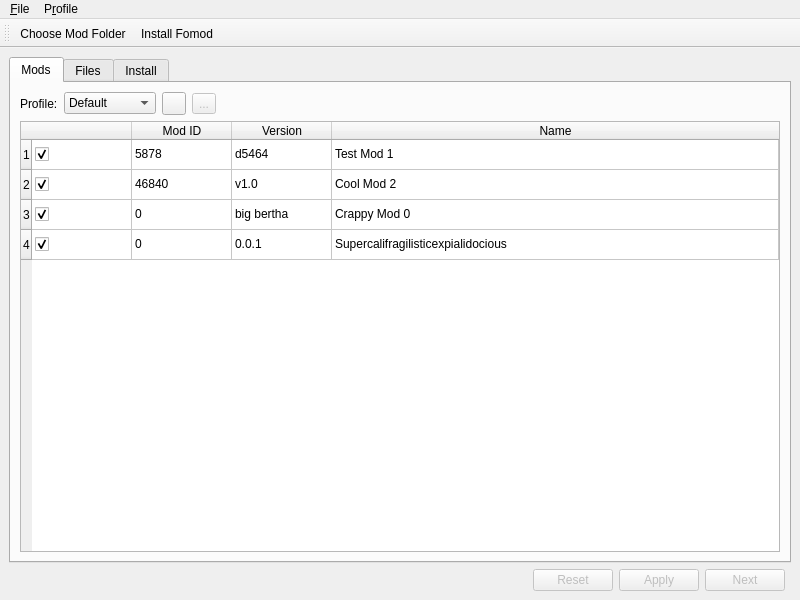
Old version of the form skymodman/qt_interface/qt_manager.ui in the repository Kf4btg/SkyModMan.
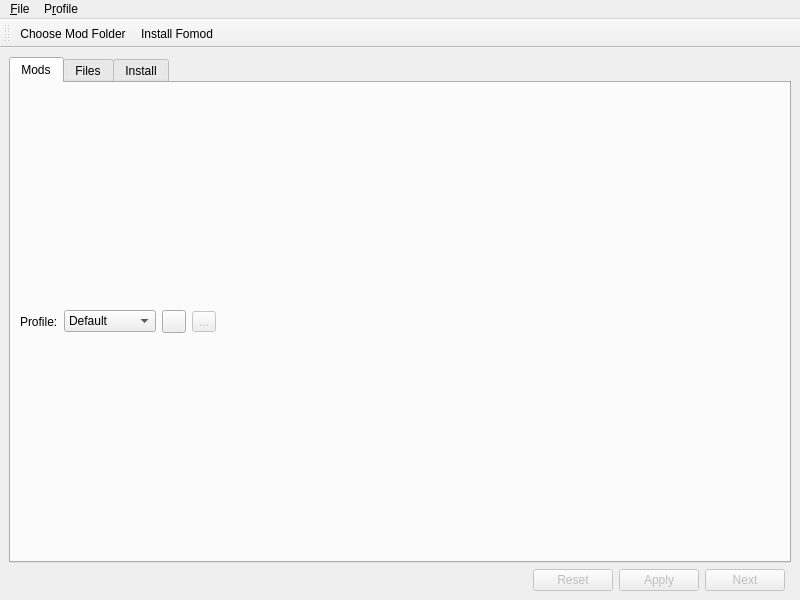
New version of the form. Icons and pictures are not drawn.

The edit to the form file:
```diff
--- a/skymodman/qt_interface/qt_manager.ui
+++ b/skymodman/qt_interface/qt_manager.ui
@@ -48,19 +48,6 @@
           </property>
          </widget>
         </item>
-        <item row="0" column="0" alignment="Qt::AlignLeft">
-         <widget class="QLabel" name="profile_label">
-          <property name="text">
-           <string>Profile:</string>
-          </property>
-          <property name="textInteractionFlags">
-           <set>Qt::NoTextInteraction</set>
-          </property>
-          <property name="buddy">
-           <cstring>profile_selector</cstring>
-          </property>
-         </widget>
-        </item>
         <item row="0" column="4">
          <spacer name="horizontalSpacer_2">
           <property name="orientation">
@@ -91,6 +78,19 @@
           </property>
          </widget>
         </item>
+        <item row="0" column="0" alignment="Qt::AlignLeft">
+         <widget class="QLabel" name="profile_label">
+          <property name="text">
+           <string>Profile:</string>
+          </property>
+          <property name="textInteractionFlags">
+           <set>Qt::NoTextInteraction</set>
+          </property>
+          <property name="buddy">
+           <cstring>profile_selector</cstring>
+          </property>
+         </widget>
+        </item>
         <item row="0" column="1">
          <widget class="QComboBox" name="profile_selector">
           <item>
@@ -105,163 +105,6 @@
           </item>
          </widget>
         </item>
-        <item row="6" column="0" colspan="8">
-         <widget class="QTableWidget" name="mod_table">
-          <property name="selectionBehavior">
-           <enum>QAbstractItemView::SelectRows</enum>
-          </property>
-          <attribute name="horizontalHeaderHighlightSections">
-           <bool>false</bool>
-          </attribute>
-          <attribute name="horizontalHeaderStretchLastSection">
-           <bool>true</bool>
-          </attribute>
-          <row>
-           <property name="text">
-            <string>1</string>
-           </property>
-          </row>
-          <row>
-           <property name="text">
-            <string>2</string>
-           </property>
-          </row>
-          <row>
-           <property name="text">
-            <string>3</string>
-           </property>
-          </row>
-          <row>
-           <property name="text">
-            <string>4</string>
-           </property>
-          </row>
-          <column>
-           <property name="text">
-            <string/>
-           </property>
-          </column>
-          <column>
-           <property name="text">
-            <string>Mod ID</string>
-           </property>
-          </column>
-          <column>
-           <property name="text">
-            <string>Version</string>
-           </property>
-          </column>
-          <column>
-           <property name="text">
-            <string>Name</string>
-           </property>
-          </column>
-          <item row="0" column="0">
-           <property name="text">
-            <string/>
-           </property>
-           <property name="checkState">
-            <enum>Checked</enum>
-           </property>
-           <property name="flags">
-            <set>ItemIsSelectable|ItemIsDragEnabled|ItemIsDropEnabled|ItemIsUserCheckable|ItemIsEnabled</set>
-           </property>
-          </item>
-          <item row="0" column="1">
-           <property name="text">
-            <string>5878</string>
-           </property>
-          </item>
-          <item row="0" column="2">
-           <property name="text">
-            <string>d5464</string>
-           </property>
-          </item>
-          <item row="0" column="3">
-           <property name="text">
-            <string>Test Mod 1</string>
-           </property>
-          </item>
-          <item row="1" column="0">
-           <property name="text">
-            <string/>
-           </property>
-           <property name="checkState">
-            <enum>Checked</enum>
-           </property>
-           <property name="flags">
-            <set>ItemIsSelectable|ItemIsDragEnabled|ItemIsDropEnabled|ItemIsUserCheckable|ItemIsEnabled</set>
-           </property>
-          </item>
-          <item row="1" column="1">
-           <property name="text">
-            <string>46840</string>
-           </property>
-          </item>
-          <item row="1" column="2">
-           <property name="text">
-            <string>v1.0</string>
-           </property>
-          </item>
-          <item row="1" column="3">
-           <property name="text">
-            <string>Cool Mod 2</string>
-           </property>
-          </item>
-          <item row="2" column="0">
-           <property name="text">
-            <string/>
-           </property>
-           <property name="checkState">
-            <enum>Checked</enum>
-           </property>
-           <property name="flags">
-            <set>ItemIsSelectable|ItemIsDragEnabled|ItemIsDropEnabled|ItemIsUserCheckable|ItemIsEnabled</set>
-           </property>
-          </item>
-          <item row="2" column="1">
-           <property name="text">
-            <string>0</string>
-           </property>
-          </item>
-          <item row="2" column="2">
-           <property name="text">
-            <string>big bertha</string>
-           </property>
-          </item>
-          <item row="2" column="3">
-           <property name="text">
-            <string>Crappy Mod 0</string>
-           </property>
-          </item>
-          <item row="3" column="0">
-           <property name="text">
-            <string/>
-           </property>
-           <property name="checkState">
-            <enum>Checked</enum>
-           </property>
-           <property name="flags">
-            <set>ItemIsSelectable|ItemIsDragEnabled|ItemIsDropEnabled|ItemIsUserCheckable|ItemIsEnabled</set>
-           </property>
-          </item>
-          <item row="3" column="1">
-           <property name="text">
-            <string>0</string>
-           </property>
-          </item>
-          <item row="3" column="2">
-           <property name="text">
-            <string>0.0.1</string>
-           </property>
-          </item>
-          <item row="3" column="3">
-           <property name="text">
-            <string>Supercalifragilisticexpialidocious</string>
-           </property>
-          </item>
-         </widget>
-        </item>
        </layout>
       </widget>
       <widget class="QWidget" name="filetree_tab">
```
Left out of the diff: 14 changed lines with no effect on the pictures.
